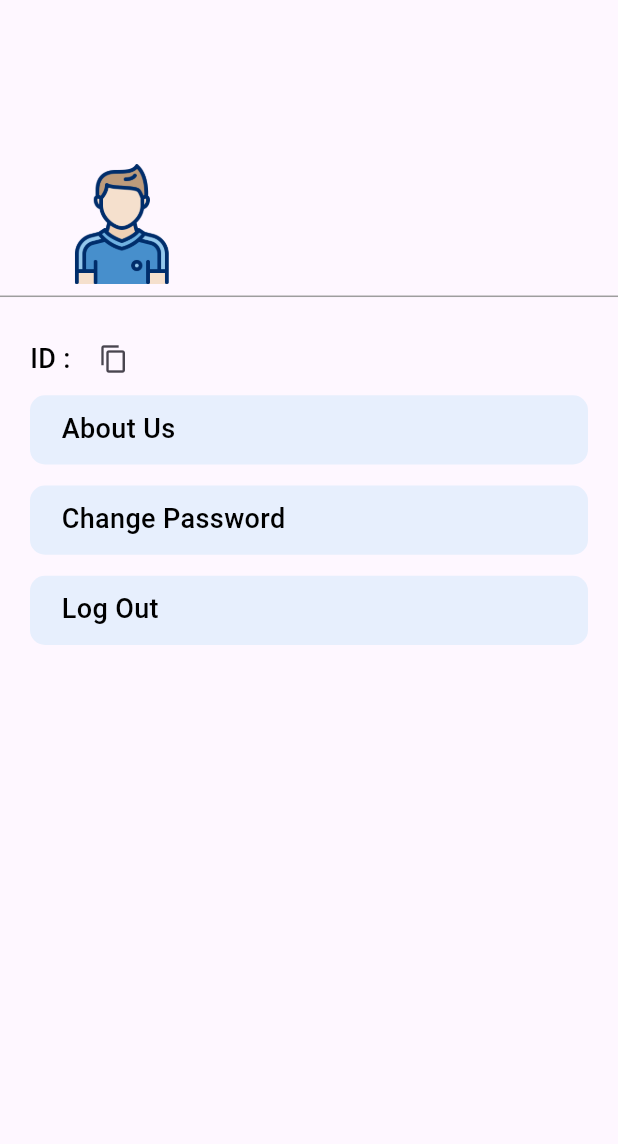
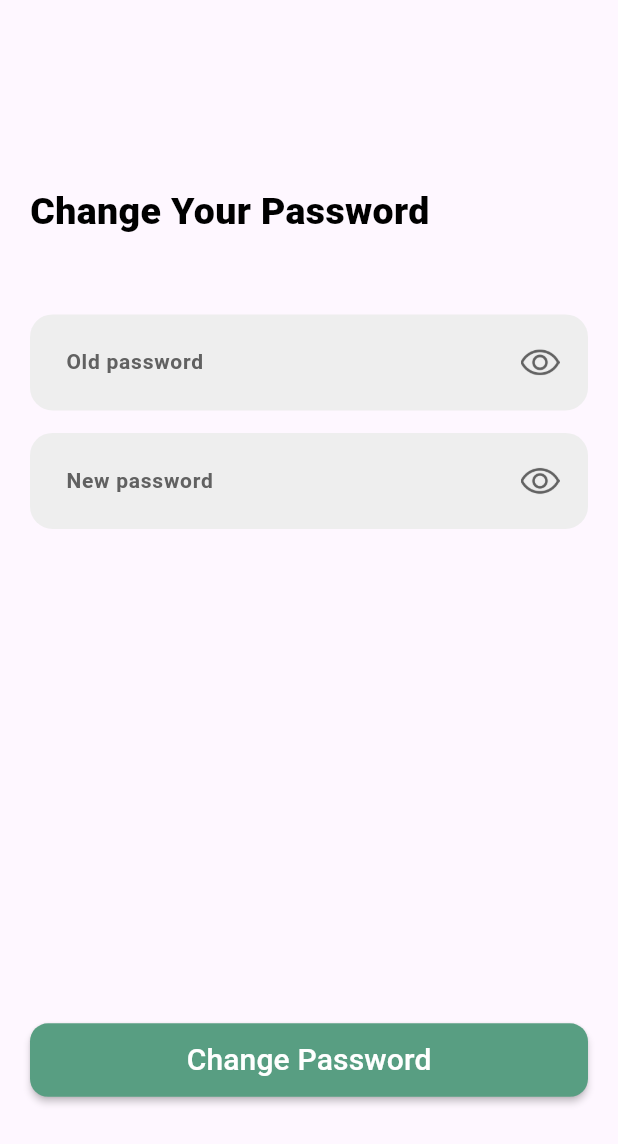
Before and after one commit to Dohaibrahim/book_and_play, a Flutter app: the SettingsView screen opened directly, after a tap on "Change Password", on a phone screen of 412 x 824 dp. Shown: the top 1144 px of the screen. Run offline on Flutter 3.47's test engine with Material 3 defaults, Android fonts, the phone set to English and light mode, and no system bars; our stand-ins replace awesome_snackbar_content, country_picker, dartz, dio, dropdown_button2, easy_localization and 6 more; missing offline and left inert: flutter_date_pickers; accounts and stored records are empty; statements that could not run were skipped.

Commit message:
added change password logic

```diff
--- a/lib/core/routing/app_router.dart
+++ b/lib/core/routing/app_router.dart
@@ -18,6 +18,7 @@ import 'package:book_and_play/features/user/Bottom_nav/presentation/bottom_nav_v
 import 'package:book_and_play/features/onboarding/presentation/onboarding_view.dart';
 import 'package:book_and_play/features/owner/owner_home/presentation/owner_home_view.dart';
 import 'package:book_and_play/features/user/settings/presentation/about_us_view.dart';
+import 'package:book_and_play/features/user/settings/presentation/change_password_view.dart';
 import 'package:book_and_play/features/user/teams/presentation/players_of_team_view.dart';
 import 'package:book_and_play/features/user/teams/presentation/register_team_view.dart';
 import 'package:book_and_play/features/user/tournaments/presentation/match_detailes_view.dart';
@@ -139,6 +140,11 @@ class AppRouter {
           builder: (_) => MatchDetailesView(),
           settings: settings,
         );
+      case Routes.changePasswordView:
+        return MaterialPageRoute(
+          builder: (_) => const ChangePasswordView(),
+          settings: settings,
+        );
     }
     return null;
   }
--- a/lib/core/routing/routes.dart
+++ b/lib/core/routing/routes.dart
@@ -26,4 +26,5 @@ class Routes {
   static const String finalResultView = '/finalResultView';
   static const String roundsView = '/roundsView';
   static const String matchDetailesView = '/matchDetailesView';
+  static const String changePasswordView = '/changePasswordView';
 }
--- a/lib/core/utils/constant.dart
+++ b/lib/core/utils/constant.dart
@@ -10,6 +10,7 @@ class ApiUrls {
   static const String knockout = '$baseURL/api/knockout';
   static const String knockoutTournaments = '$baseURL/api/knockout/tournaments';
   static const String team = '$baseURL/api/team';
+  static const String changePassword = '$baseURL/api/auth/changepassword';
 }
 
 class SharedPrefKeys {
--- a/lib/core/widgets/password_text_form_field.dart
+++ b/lib/core/widgets/password_text_form_field.dart
@@ -4,8 +4,9 @@ import '../../../../../core/widgets/app_text_form_field.dart';
 
 class PasswordTextFormField extends StatefulWidget {
   final Function(String?)? onSaved;
+  final String? hintText;
 
-  const PasswordTextFormField({super.key, this.onSaved});
+  const PasswordTextFormField({super.key, this.onSaved, this.hintText});
 
   @override
   State<PasswordTextFormField> createState() => _PasswordTextFormFieldState();
@@ -19,7 +20,7 @@ class _PasswordTextFormFieldState extends State<PasswordTextFormField> {
     return AppTextFormField(
       onSaved: widget.onSaved,
       isObscureText: isObscure,
-      hintText: 'signin.password'.tr(),
+      hintText: widget.hintText ?? 'signin.password'.tr(),
       suffixIcon: Padding(
         padding: const EdgeInsets.all(8.0),
         child: IconButton(
--- a/lib/features/owner/owner_fields/presentation/manager/delete_field_cubit/delete_field_cubit.dart
+++ b/lib/features/owner/owner_fields/presentation/manager/delete_field_cubit/delete_field_cubit.dart
@@ -10,7 +10,7 @@ class DeleteFieldCubit extends Cubit<DeleteFieldState> {
     var result = await DeleteFieldUsecase(fieldId: fieldId).call();
     result.fold(
       (failure) {
-        emit(DeleteFieldFailureState(errorMessage: failure.message.toString()));
+        emit(DeleteFieldFailureState(errorMessage: failure.message));
       },
       (fields) {
         emit(DeleteFieldSuccessState());
--- a/lib/features/owner/owner_fields/presentation/widgets/owner_field_view_body.dart
+++ b/lib/features/owner/owner_fields/presentation/widgets/owner_field_view_body.dart
@@ -95,8 +95,7 @@ class OwnerFieldViewBody extends StatelessWidget {
                         TopSnackBar.show(
                           context,
                           title: 'Error',
-                          message: state
-                              .errorMessage, //'there are an error happened trying delete your field',
+                          message: state.errorMessage,
                           contentType: ContentType.failure,
                           color: Colors.red,
                         );
--- /dev/null
+++ b/lib/features/user/settings/data/models/change_pass_req.dart
@@ -0,0 +1,27 @@
+class ChangePassReq {
+  final String email;
+  final String oldPassword;
+  final String newPassword;
+
+  ChangePassReq({
+    required this.email,
+    required this.oldPassword,
+    required this.newPassword,
+  });
+
+  factory ChangePassReq.fromJson(Map<String, dynamic> json) {
+    return ChangePassReq(
+      email: json['email'] ?? '',
+      oldPassword: json['oldPassword'] ?? '',
+      newPassword: json['newPassword'] ?? '',
+    );
+  }
+
+  Map<String, dynamic> toJson() {
+    return {
+      'email': email,
+      'oldPassword': oldPassword,
+      'newPassword': newPassword,
+    };
+  }
+}
--- /dev/null
+++ b/lib/features/user/settings/domain/usecase/change_password_usecase.dart
@@ -0,0 +1,14 @@
+import 'package:book_and_play/core/di/dependency_injection.dart';
+import 'package:book_and_play/core/errors/failure.dart';
+import 'package:book_and_play/core/usecase/usecase.dart';
+import 'package:book_and_play/features/user/settings/data/models/change_pass_req.dart';
+import 'package:book_and_play/features/user/settings/data/models/change_pass_res.dart';
+import 'package:book_and_play/features/user/settings/domain/repo/settings_repo.dart';
+import 'package:dartz/dartz.dart';
+
+class ChangePasswordUsecase extends UseCase<ChangePassRes, ChangePassReq> {
+  @override
+  Future<Either<Failure, ChangePassRes>> call([ChangePassReq? param]) async {
+    return await getIt<SettingsRepo>().changePassword(param!);
+  }
+}
--- /dev/null
+++ b/lib/features/user/settings/presentation/change_password_view.dart
@@ -0,0 +1,46 @@
+import 'package:awesome_snackbar_content/awesome_snackbar_content.dart';
+import 'package:book_and_play/core/theme/color_manager.dart';
+import 'package:book_and_play/core/widgets/top_snackbar.dart';
+import 'package:book_and_play/features/user/settings/presentation/manager/change_pass_cubit/change_pass_cubit.dart';
+import 'package:book_and_play/features/user/settings/presentation/manager/change_pass_cubit/change_pass_state.dart';
+import 'package:book_and_play/features/user/settings/presentation/widgets/change_password_view_body.dart';
+import 'package:flutter/material.dart';
+import 'package:flutter_bloc/flutter_bloc.dart';
+
+class ChangePasswordView extends StatelessWidget {
+  const ChangePasswordView({super.key});
+
+  @override
+  Widget build(BuildContext context) {
+    final args = ModalRoute.of(context)!.settings.arguments as String;
+    return BlocProvider(
+      create: (context) => ChangePassCubit(),
+      child: Scaffold(
+        body: BlocListener<ChangePassCubit, ChangePassState>(
+          listener: (context, state) {
+            if (state is ChangePassSuccessState) {
+              Navigator.pop(context);
+              TopSnackBar.show(
+                context,
+                title: 'Success',
+                message: state.message,
+                contentType: ContentType.success,
+                color: ColorManager.primaryColor,
+              );
+            }
+            if (state is ChangePassFailureState) {
+              TopSnackBar.show(
+                context,
+                title: 'Error',
+                message: state.errorMessage,
+                contentType: ContentType.failure,
+                color: Colors.red,
+              );
+            }
+          },
+          child: SafeArea(child: ChangePasswordViewBody(userEmail: args)),
+        ),
+      ),
+    );
+  }
+}
--- /dev/null
+++ b/lib/features/user/settings/presentation/manager/change_pass_cubit/change_pass_state.dart
@@ -0,0 +1,15 @@
+abstract class ChangePassState {}
+
+class ChangePassInitialState extends ChangePassState {}
+
+class ChangePassLoadingState extends ChangePassState {}
+
+class ChangePassSuccessState extends ChangePassState {
+  final String message;
+  ChangePassSuccessState({required this.message});
+}
+
+class ChangePassFailureState extends ChangePassState {
+  final String errorMessage;
+  ChangePassFailureState({required this.errorMessage});
+}
--- /dev/null
+++ b/lib/features/user/settings/presentation/widgets/change_password_view_body.dart
@@ -0,0 +1,87 @@
+import 'package:book_and_play/core/theme/color_manager.dart';
+import 'package:book_and_play/core/theme/text_styles.dart';
+import 'package:book_and_play/core/widgets/app_button.dart';
+import 'package:book_and_play/core/widgets/password_text_form_field.dart';
+import 'package:book_and_play/features/user/settings/data/models/change_pass_req.dart';
+import 'package:book_and_play/features/user/settings/presentation/manager/change_pass_cubit/change_pass_cubit.dart';
+import 'package:book_and_play/features/user/settings/presentation/manager/change_pass_cubit/change_pass_state.dart';
+import 'package:flutter/material.dart';
+import 'package:flutter_bloc/flutter_bloc.dart';
+
+class ChangePasswordViewBody extends StatefulWidget {
+  const ChangePasswordViewBody({super.key, required this.userEmail});
+  final String userEmail;
+  @override
+  State<ChangePasswordViewBody> createState() => _ChangePasswordViewBodyState();
+}
+
+class _ChangePasswordViewBodyState extends State<ChangePasswordViewBody> {
+  GlobalKey<FormState> formKey = GlobalKey<FormState>();
+  String? oldPass, newPass;
+  @override
+  Widget build(BuildContext context) {
+    final screenHeight = MediaQuery.sizeOf(context).height;
+    return Padding(
+      padding: EdgeInsetsGeometry.symmetric(horizontal: 20),
+      child: SingleChildScrollView(
+        child: Form(
+          key: formKey,
+          child: Column(
+            crossAxisAlignment: CrossAxisAlignment.stretch,
+            children: [
+              SizedBox(height: screenHeight * 0.15),
+              Text(
+                'Change Your Password',
+                style: TextStyles.font32BlockBold.copyWith(fontSize: 25),
+              ),
+              SizedBox(height: 50),
+              PasswordTextFormField(
+                hintText: 'Old password',
+                onSaved: (data) {
+                  oldPass = data;
+                },
+              ),
+              SizedBox(height: 15),
+              PasswordTextFormField(
+                hintText: 'New password',
+                onSaved: (data) {
+                  newPass = data;
+                },
+              ),
+              SizedBox(height: screenHeight * 0.40),
+              BlocBuilder<ChangePassCubit, ChangePassState>(
+                builder: (context, state) {
+                  if (state is ChangePassLoadingState) {
+                    return Center(
+                      child: CircularProgressIndicator(
+                        color: ColorManager.primaryColor,
+                      ),
+                    );
+                  }
+                  return AppButton(
+                    onPressed: () {
+                      if (formKey.currentState!.validate()) {
+                        formKey.currentState!.save();
+                        context.read<ChangePassCubit>().changePass(
+                          ChangePassReq(
+                            email: widget.userEmail,
+                            oldPassword: oldPass!,
+                            newPassword: newPass!,
+                          ),
+                        );
+                      }
+                    },
+                    text: 'Change Password',
+                    textStyle: TextStyle(fontSize: 20),
+                  );
+                },
+              ),
+
+              SizedBox(height: 40),
+            ],
+          ),
+        ),
+      ),
+    );
+  }
+}
--- a/lib/features/user/settings/presentation/widgets/settings_view_body.dart
+++ b/lib/features/user/settings/presentation/widgets/settings_view_body.dart
@@ -102,7 +102,13 @@ class SettingsViewBody extends StatelessWidget {
                     SettingsIcon(
                       screenHeight: screenHeight,
                       text: 'user_settings.change_password'.tr(),
-                      onTap: () {},
+                      onTap: () {
+                        Navigator.pushNamed(
+                          context,
+                          Routes.changePasswordView,
+                          arguments: userInfo['email'],
+                        );
+                      },
                     ),
                     SizedBox(height: screenHeight * 0.017),
                     SettingsIcon(
```
Also changed, not shown: lib/core/di/dependency_injection.dart (+12 -0 lines), lib/features/user/settings/data/data_source/settings_remote_data_source.dart (added, +57 -0 lines), lib/features/user/settings/data/models/change_pass_res.dart (added, +103 -0 lines), lib/features/user/settings/data/repo/settings_repo_impl.dart (added, +33 -0 lines), lib/features/user/settings/domain/repo/settings_repo.dart (added, +10 -0 lines), lib/features/user/settings/presentation/manager/change_pass_cubit/change_pass_cubit.dart (added, +31 -0 lines).
